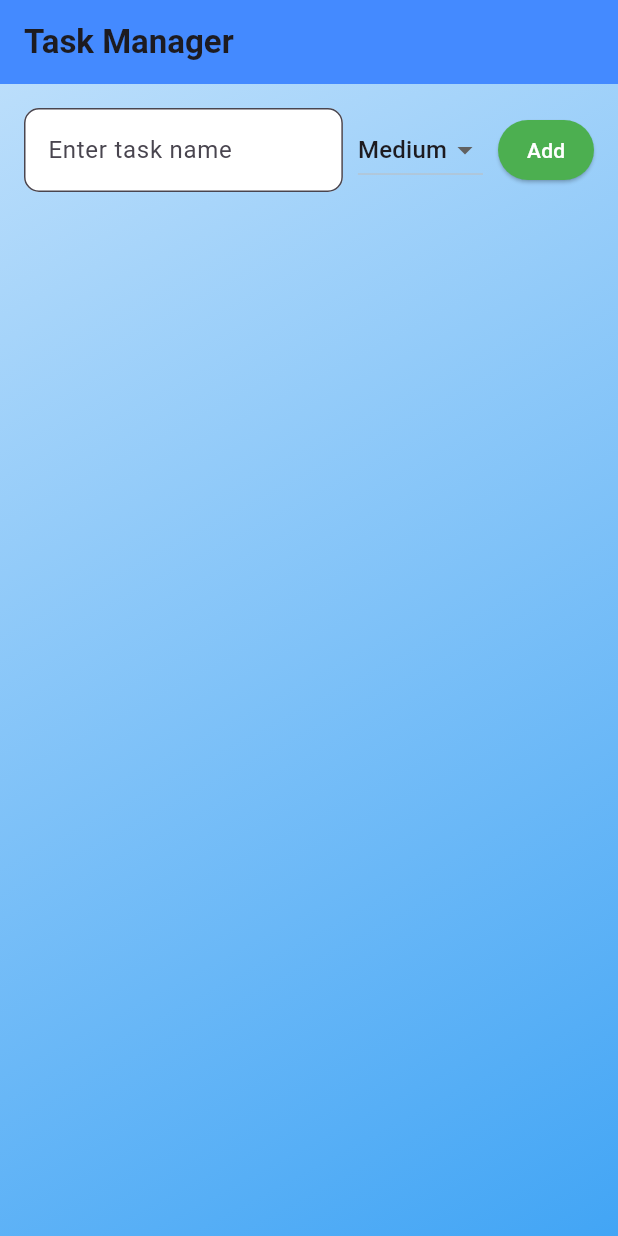
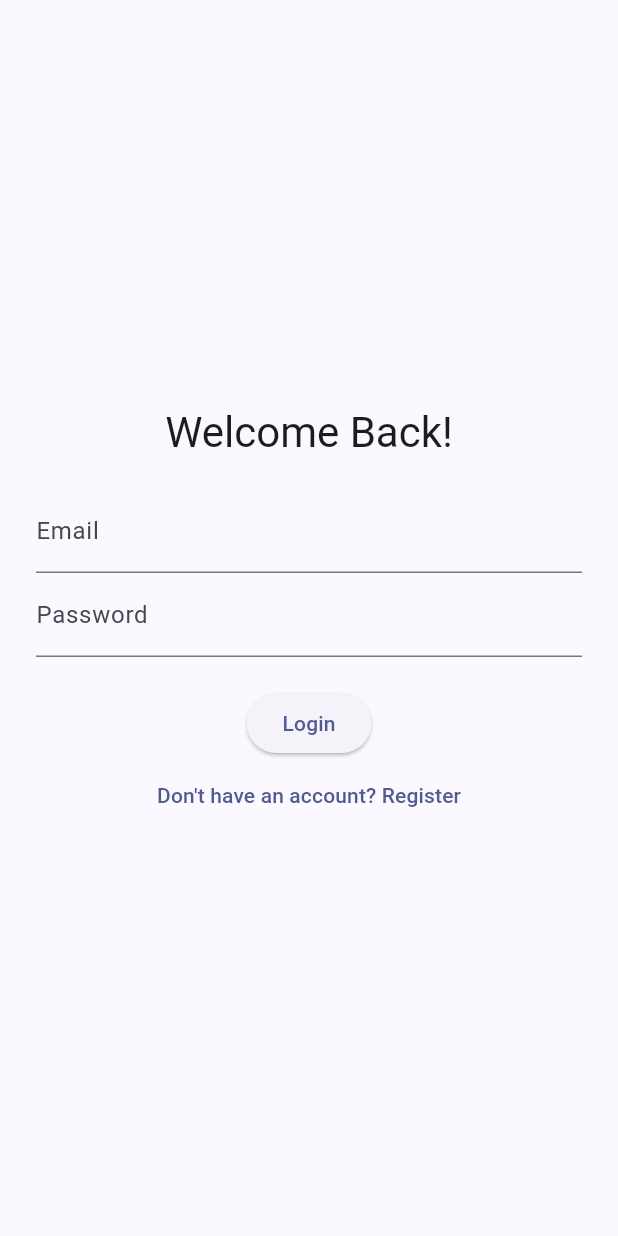
Before and after one commit to srikrishnakolli/crud_task_manager_app, a Flutter app: the screen it shows after launch, on a phone screen of 412 x 824 dp. Run offline on Flutter 3.47's test engine with Material 3 defaults, Android fonts, the phone set to English and light mode, and no system bars; our stand-ins replace cloud_firestore, firebase_auth, firebase_core; accounts and stored records are empty.

Commit message:
created basic CRUD operations application

```diff
--- a/lib/main.dart
+++ b/lib/main.dart
@@ -1,165 +1,39 @@
 import 'package:flutter/material.dart';
+import 'package:firebase_core/firebase_core.dart';
+import 'package:firebase_auth/firebase_auth.dart';
+import 'firebase_options.dart';
+import 'screens/login_screen.dart';
+import 'screens/home_screen.dart';
 
-void main() {
-  runApp(TaskManagerApp());
+void main() async {
+  WidgetsFlutterBinding.ensureInitialized();
+  await Firebase.initializeApp(options: DefaultFirebaseOptions.currentPlatform);
+  runApp(const TaskManagerApp());
 }
 
 class TaskManagerApp extends StatelessWidget {
+  const TaskManagerApp({super.key});
+
   @override
   Widget build(BuildContext context) {
     return MaterialApp(
+      title: 'Smart Task Manager',
       debugShowCheckedModeBanner: false,
-      title: 'Task Manager',
       theme: ThemeData(
-        primarySwatch: Colors.blue,
+        useMaterial3: true,
+        colorSchemeSeed: Colors.indigo,
       ),
-      home: TaskListScreen(),
-    );
-  }
-}
-
-class Task {
-  String name;
-  bool isCompleted;
-  String priority;
-
-  Task({required this.name, this.isCompleted = false, required this.priority});
-}
-
-class TaskListScreen extends StatefulWidget {
-  @override
-  _TaskListScreenState createState() => _TaskListScreenState();
-}
-
-class _TaskListScreenState extends State<TaskListScreen> {
-  final List<Task> _tasks = [];
-  final TextEditingController _taskController = TextEditingController();
-  String _selectedPriority = 'Medium';
-
-  void _addTask() {
-    if (_taskController.text.isNotEmpty) {
-      setState(() {
-        _tasks.add(Task(name: _taskController.text, priority: _selectedPriority));
-        _taskController.clear();
-      });
-    }
-  }
-
-  void _toggleTaskCompletion(int index) {
-    setState(() {
-      _tasks[index].isCompleted = !_tasks[index].isCompleted;
-    });
-  }
-
-  void _deleteTask(int index) {
-    setState(() {
-      _tasks.removeAt(index);
-    });
-  }
-
-  @override
-  Widget build(BuildContext context) {
-    return Scaffold(
-      appBar: AppBar(
-        title: Text('Task Manager', style: TextStyle(fontWeight: FontWeight.bold)),
-        backgroundColor: Colors.blueAccent,
-      ),
-      body: Container(
-        decoration: BoxDecoration(
-          gradient: LinearGradient(
-            colors: [Colors.blue[100]!, Colors.blue[400]!],
-            begin: Alignment.topLeft,
-            end: Alignment.bottomRight,
-          ),
-        ),
-        child: Padding(
-          padding: const EdgeInsets.all(16.0),
-          child: Column(
-            children: [
-              Row(
-                children: [
-                  Expanded(
-                    child: TextField(
-                      controller: _taskController,
-                      decoration: InputDecoration(
-                        hintText: 'Enter task name',
-                        filled: true,
-                        fillColor: Colors.white,
-                        border: OutlineInputBorder(
-                          borderRadius: BorderRadius.circular(10),
-                        ),
-                      ),
-                    ),
-                  ),
-                  SizedBox(width: 10),
-                  DropdownButton<String>(
-                    value: _selectedPriority,
-                    dropdownColor: Colors.white,
-                    onChanged: (String? newValue) {
-                      setState(() {
-                        _selectedPriority = newValue!;
-                      });
-                    },
-                    items: ['Low', 'Medium', 'High']
-                        .map<DropdownMenuItem<String>>((String value) {
-                      return DropdownMenuItem<String>(
-                        value: value,
-                        child: Text(value),
-                      );
-                    }).toList(),
-                  ),
-                  SizedBox(width: 10),
-                  ElevatedButton(
-                    onPressed: _addTask,
-                    style: ElevatedButton.styleFrom(
-                      backgroundColor: Colors.green,
-                      padding: EdgeInsets.symmetric(horizontal: 15, vertical: 10),
-                    ),
-                    child: Text('Add', style: TextStyle(color: Colors.white)),
-                  ),
-                ],
-              ),
-              SizedBox(height: 20),
-              Expanded(
-                child: ListView.builder(
-                  itemCount: _tasks.length,
-                  itemBuilder: (context, index) {
-                    return Card(
-                      elevation: 5,
-                      shape: RoundedRectangleBorder(
-                        borderRadius: BorderRadius.circular(10),
-                      ),
-                      child: ListTile(
-                        leading: Checkbox(
-                          value: _tasks[index].isCompleted,
-                          activeColor: Colors.green,
-                          onChanged: (value) {
-                            _toggleTaskCompletion(index);
-                          },
-                        ),
-                        title: Text(
-                          _tasks[index].name,
-                          style: TextStyle(
-                            decoration: _tasks[index].isCompleted
-                                ? TextDecoration.lineThrough
-                                : TextDecoration.none,
-                            fontWeight: FontWeight.bold,
-                          ),
-                        ),
-                        subtitle: Text('Priority: ${_tasks[index].priority}',
-                            style: TextStyle(color: Colors.redAccent)),
-                        trailing: IconButton(
-                          icon: Icon(Icons.delete, color: Colors.red),
-                          onPressed: () => _deleteTask(index),
-                        ),
-                      ),
-                    );
-                  },
-                ),
-              ),
-            ],
-          ),
-        ),
+      home: StreamBuilder<User?>(
+        stream: FirebaseAuth.instance.authStateChanges(),
+        builder: (context, snapshot) {
+          if (snapshot.connectionState == ConnectionState.waiting) {
+            return const Scaffold(body: Center(child: CircularProgressIndicator()));
+          } else if (snapshot.hasData) {
+            return const HomeScreen();
+          } else {
+            return const LoginScreen();
+          }
+        },
       ),
     );
   }
--- /dev/null
+++ b/lib/screens/login_screen.dart
@@ -0,0 +1,78 @@
+import 'package:flutter/material.dart';
+import 'package:firebase_auth/firebase_auth.dart';
+import 'register_screen.dart';
+
+class LoginScreen extends StatefulWidget {
+  const LoginScreen({super.key});
+
+  @override
+  State<LoginScreen> createState() => _LoginScreenState();
+}
+
+class _LoginScreenState extends State<LoginScreen> {
+  final emailCtrl = TextEditingController();
+  final passwordCtrl = TextEditingController();
+  final _formKey = GlobalKey<FormState>();
+  bool _loading = false;
+
+  Future<void> _login() async {
+    if (!_formKey.currentState!.validate()) return;
+    setState(() => _loading = true);
+    try {
+      await FirebaseAuth.instance.signInWithEmailAndPassword(
+        email: emailCtrl.text,
+        password: passwordCtrl.text,
+      );
+    } catch (e) {
+      ScaffoldMessenger.of(context).showSnackBar(SnackBar(content: Text(e.toString())));
+    } finally {
+      setState(() => _loading = false);
+    }
+  }
+
+  @override
+  Widget build(BuildContext context) {
+    return Scaffold(
+      body: Padding(
+        padding: const EdgeInsets.all(24),
+        child: Center(
+          child: SingleChildScrollView(
+            child: Form(
+              key: _formKey,
+              child: Column(
+                children: [
+                  Text("Welcome Back!", style: Theme.of(context).textTheme.headlineMedium),
+                  const SizedBox(height: 20),
+                  TextFormField(
+                    controller: emailCtrl,
+                    keyboardType: TextInputType.emailAddress,
+                    decoration: const InputDecoration(labelText: "Email"),
+                    validator: (val) => val!.isEmpty ? "Enter email" : null,
+                  ),
+                  TextFormField(
+                    controller: passwordCtrl,
+                    obscureText: true,
+                    decoration: const InputDecoration(labelText: "Password"),
+                    validator: (val) => val!.length < 6 ? "Minimum 6 characters" : null,
+                  ),
+                  const SizedBox(height: 20),
+                  ElevatedButton(
+                    onPressed: _loading ? null : _login,
+                    child: _loading
+                        ? const CircularProgressIndicator()
+                        : const Text("Login"),
+                  ),
+                  TextButton(
+                    onPressed: () => Navigator.push(context,
+                      MaterialPageRoute(builder: (_) => const RegisterScreen())),
+                    child: const Text("Don't have an account? Register"),
+                  )
+                ],
+              ),
+            ),
+          ),
+        ),
+      ),
+    );
+  }
+}
```
Also changed, not shown: lib/screens/add_task_screen.dart (added, +78 -0 lines), lib/screens/home_screen.dart (added, +33 -0 lines), lib/screens/register_screen.dart (added, +68 -0 lines), pubspec.yaml (+7 -71 lines), firebase.json (added), lib/firebase_options.dart (added), pubspec.lock, 7 other files.
